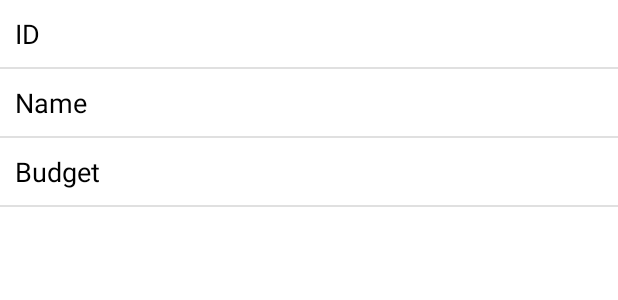
After one commit to avitim/AccountBookForMe_android, an Android app: the layout fragment_account.xml on its own in the app's theme, with its tools: preview values and no code run, on a phone screen of 412 x 824 dp. The commit adds this screen. Shown: the top 300 px of the screen. Run offline under Robolectric (Android 15) with nearby library versions, the light colour scheme and no system bars; network calls fail.

Commit message:
[Add] Account画面追加

```diff
--- a/AccountBookForMe/app/build.gradle
+++ b/AccountBookForMe/app/build.gradle
@@ -19,15 +19,14 @@ android {
 
     buildTypes {
         debug {
-            buildConfigField "String", "API_BASE_URL", "\"http://192.168.0.10:8080\""
-//            buildConfigField "String", "API_BASE_URL", "\"https://account-book-for-me.herokuapp.com\""
+            buildConfigField "String", "API_BASE_URL", "\"https://9953xos2gk.execute-api.us-east-1.amazonaws.com/prod/\""
         }
 
         release {
 //            TODO: 署名必要問題はのちのち対応予定
             minifyEnabled false
             proguardFiles getDefaultProguardFile('proguard-android-optimize.txt'), 'proguard-rules.pro'
-            buildConfigField "String", "API_BASE_URL", "\"https://account-book-for-me.herokuapp.com\""
+            buildConfigField "String", "API_BASE_URL", "\"https://9953xos2gk.execute-api.us-east-1.amazonaws.com/prod\""
         }
     }
     compileOptions {
--- a/AccountBookForMe/app/src/main/java/com/example/accountbookforme/view/fragment/SettingsFragment.kt
+++ b/AccountBookForMe/app/src/main/java/com/example/accountbookforme/view/fragment/SettingsFragment.kt
@@ -34,6 +34,10 @@ class SettingsFragment : Fragment() {
         binding.labelStores.setOnClickListener {
             findNavController().navigate(R.id.action_navigation_settings_to_settingStoreFragment)
         }
+        // Accountをタップしたら店舗一覧画面に遷移
+        binding.labelAccount.setOnClickListener {
+            findNavController().navigate(R.id.action_navigation_settings_to_settingAccountFragment)
+        }
 
         return binding.root
     }
--- /dev/null
+++ b/AccountBookForMe/app/src/main/res/layout/fragment_account.xml
@@ -0,0 +1,116 @@
+<?xml version="1.0" encoding="utf-8"?>
+<androidx.constraintlayout.widget.ConstraintLayout xmlns:android="http://schemas.android.com/apk/res/android"
+    xmlns:app="http://schemas.android.com/apk/res-auto"
+    android:layout_width="match_parent"
+    android:layout_height="match_parent">
+
+    <LinearLayout
+        android:layout_width="match_parent"
+        android:layout_height="match_parent"
+        android:orientation="vertical"
+        app:layout_constraintBottom_toBottomOf="parent"
+        app:layout_constraintEnd_toEndOf="parent"
+        app:layout_constraintStart_toStartOf="parent"
+        app:layout_constraintTop_toTopOf="parent">
+
+        <androidx.constraintlayout.widget.ConstraintLayout
+            android:layout_width="match_parent"
+            android:layout_height="wrap_content"
+            android:padding="10dp">
+
+            <TextView
+                android:id="@+id/id_key"
+                android:layout_width="0dp"
+                android:layout_height="wrap_content"
+                android:text="@string/id"
+                android:textColor="@color/secondaryTextColor"
+                android:textSize="18sp"
+                app:layout_constraintEnd_toStartOf="@+id/id_value"
+                app:layout_constraintStart_toStartOf="parent"
+                app:layout_constraintTop_toTopOf="parent" />
+
+            <TextView
+                android:id="@+id/id_value"
+                android:layout_width="0dp"
+                android:layout_height="wrap_content"
+                android:textColor="@color/secondaryTextColor"
+                android:textSize="18sp"
+                app:layout_constraintEnd_toEndOf="parent"
+                app:layout_constraintStart_toEndOf="@id/id_key"
+                app:layout_constraintTop_toTopOf="parent" />
+
+        </androidx.constraintlayout.widget.ConstraintLayout>
+
+        <View
+            android:layout_width="match_parent"
+            android:layout_height="1dp"
+            android:background="?android:attr/listDivider" />
+
+        <androidx.constraintlayout.widget.ConstraintLayout
+            android:layout_width="match_parent"
+            android:layout_height="wrap_content"
+            android:padding="10dp">
+
+            <TextView
+                android:id="@+id/name_key"
+                android:layout_width="0dp"
+                android:layout_height="wrap_content"
+                android:text="@string/name"
+                android:textColor="@color/secondaryTextColor"
+                android:textSize="18sp"
+                app:layout_constraintEnd_toStartOf="@+id/name_value"
+                app:layout_constraintStart_toStartOf="parent"
+                app:layout_constraintTop_toTopOf="parent" />
+
+            <TextView
+                android:id="@+id/name_value"
+                android:layout_width="0dp"
+                android:layout_height="wrap_content"
+                android:textColor="@color/secondaryTextColor"
+                android:textSize="18sp"
+                app:layout_constraintEnd_toEndOf="parent"
+                app:layout_constraintStart_toEndOf="@id/name_key"
+                app:layout_constraintTop_toTopOf="parent" />
+
+        </androidx.constraintlayout.widget.ConstraintLayout>
+
+        <View
+            android:layout_width="match_parent"
+            android:layout_height="1dp"
+            android:background="?android:attr/listDivider" />
+
+        <androidx.constraintlayout.widget.ConstraintLayout
+            android:layout_width="match_parent"
+            android:layout_height="wrap_content"
+            android:padding="10dp">
+
+            <TextView
+                android:id="@+id/budget_key"
+                android:layout_width="0dp"
+                android:layout_height="wrap_content"
+                android:text="@string/budget"
+                android:textColor="@color/secondaryTextColor"
+                android:textSize="18sp"
+                app:layout_constraintEnd_toStartOf="@+id/budget_value"
+                app:layout_constraintStart_toStartOf="parent"
+                app:layout_constraintTop_toTopOf="parent" />
+
+            <TextView
+                android:id="@+id/budget_value"
+                android:layout_width="0dp"
+                android:layout_height="wrap_content"
+                android:textColor="@color/secondaryTextColor"
+                android:textSize="18sp"
+                app:layout_constraintEnd_toEndOf="parent"
+                app:layout_constraintStart_toEndOf="@id/budget_key"
+                app:layout_constraintTop_toTopOf="parent" />
+        </androidx.constraintlayout.widget.ConstraintLayout>
+
+        <View
+            android:layout_width="match_parent"
+            android:layout_height="1dp"
+            android:background="?android:attr/listDivider" />
+
+    </LinearLayout>
+
+</androidx.constraintlayout.widget.ConstraintLayout>
--- a/AccountBookForMe/app/src/main/res/values/strings.xml
+++ b/AccountBookForMe/app/src/main/res/values/strings.xml
@@ -5,6 +5,7 @@
     <string name="title_payments">Payments</string>
     <string name="title_stores">Stores</string>
     <string name="title_settings">Settings</string>
+    <string name="title_account">Account</string>
     <string name="title_items">Items</string>
     <string name="title_detail">Detail</string>
     <string name="total">Total</string>
@@ -30,4 +31,6 @@
     <string name="price_is_empty">金額が入力されていません。</string>
     <string name="total_are_not_corresponding">合計金額が不一致です。</string>
     <string name="yen">¥</string>
+    <string name="id">ID</string>
+    <string name="budget">Budget</string>
 </resources>
```
Also changed, not shown: AccountBookForMe/app/src/main/java/com/example/accountbookforme/model/Account.kt (added, +11 -0 lines), AccountBookForMe/app/src/main/java/com/example/accountbookforme/repository/AccountRepository.kt (added, +12 -0 lines), AccountBookForMe/app/src/main/java/com/example/accountbookforme/util/RestUtil.kt (added, +32 -0 lines), AccountBookForMe/app/src/main/java/com/example/accountbookforme/view/fragment/SettingAccountFragment.kt (added, +93 -0 lines), AccountBookForMe/app/src/main/res/layout/fragment_settings.xml (+15 -0 lines), AccountBookForMe/app/src/main/res/navigation/mobile_navigation.xml (+7 -0 lines).
